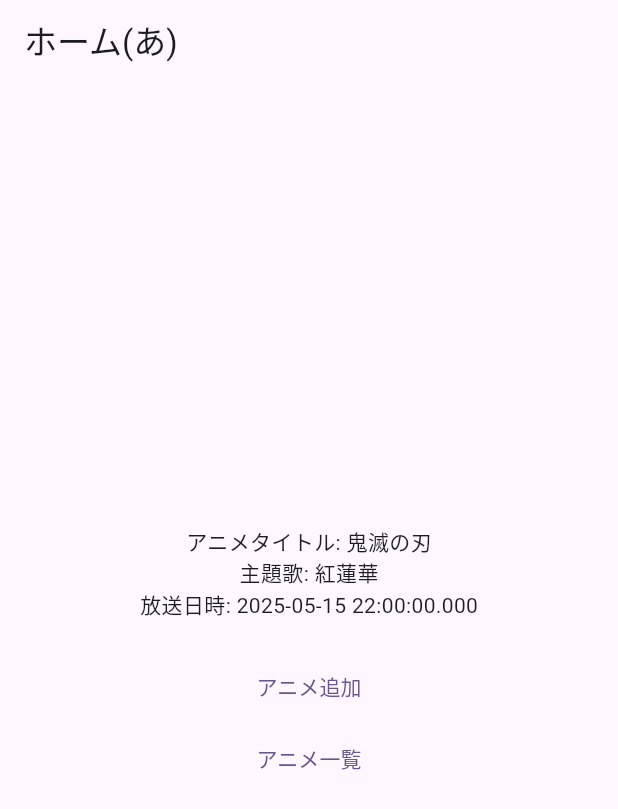
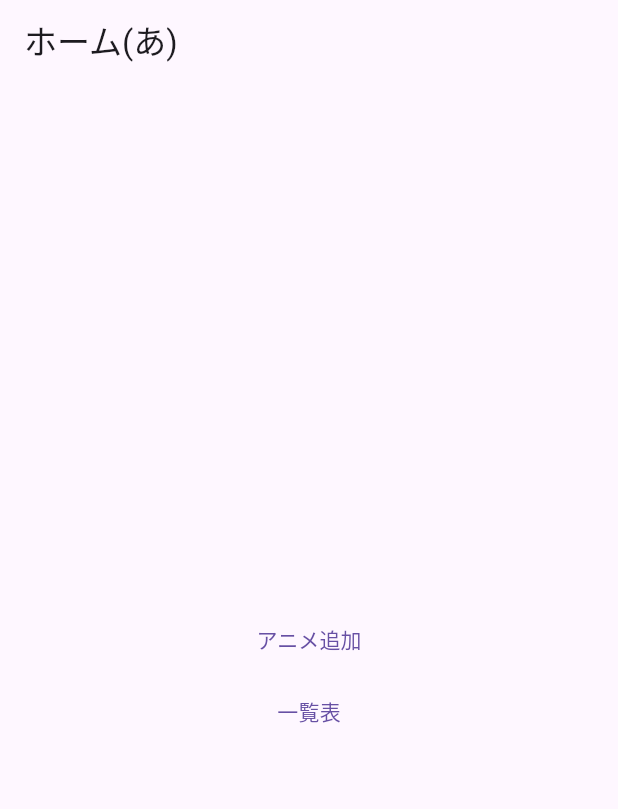
Before and after one commit to manato3874/flutter_application_1, a Flutter app: the screen it shows after launch, on a phone screen of 412 x 824 dp. Shown: the top 809 px of the screen. Run offline on Flutter 3.47's test engine with Material 3 defaults, Android fonts, the phone set to English and light mode, and no system bars; our stand-ins replace sqflite, sqflite_common_ffi; accounts and stored records are empty.

Commit message:
データ編集の修正

```diff
--- /dev/null
+++ b/anime_data.json
@@ -0,0 +1 @@
+[{"title":"","musicTitle":"","youtubeUrl":"","imageUrl":"https://m.media-amazon.com/images/I/91lSNGyeonL._AC_SL1500_.jpg","airDate":"2025-06-02T11:35:49.971"}]
--- a/lib/main.dart
+++ b/lib/main.dart
@@ -1,25 +1,61 @@
 import 'package:flutter/material.dart';
-import 'package:hive_flutter/hive_flutter.dart';
+import 'package:sqflite_common_ffi/sqflite_ffi.dart';
 //import 'package:flutter_application_1/HomePage.dart';
 import 'package:flutter_application_1/project/Main.dart';
-import 'package:flutter_application_1/project/anime.dart';
 //import 'package:flutter_application_1/submission/Main.dart';
 
 void main() async {
   WidgetsFlutterBinding.ensureInitialized();
-  await Hive.initFlutter();
-
-  Hive.registerAdapter(AnimeAdapter());
-  await Hive.openBox<Anime>('animeBox');
-
+  sqfliteFfiInit();
+  databaseFactory = databaseFactoryFfi;
   runApp(const MyApp());
 }
 
-void saveAnime(Anime anime) async {
-  final box = Hive.box<Anime>('animeBox');
-  await box.add(anime);
-  print('保存された件数: ${box.length}'); // 件数を表示
+/*
+void showEditDialog(BuildContext context, Anime anime, int index) {
+  final titleController = TextEditingController(text: anime.title);
+  final musicController = TextEditingController(text: anime.musicTitle);
+  final urlController = TextEditingController(text: anime.youtubeUrl);
+  final imageController = TextEditingController(text: anime.imageUrl);
+
+  showDialog(
+    context: context,
+    builder: (context) {
+      return AlertDialog(
+        title: Text('アニメ情報を編集'),
+        content: SingleChildScrollView(
+          child: Column(
+            children: [
+              TextField(controller: titleController, decoration: InputDecoration(labelText: 'タイトル')),
+              TextField(controller: musicController, decoration: InputDecoration(labelText: '主題歌')),
+              TextField(controller: urlController, decoration: InputDecoration(labelText: 'YouTube URL')),
+              TextField(controller: imageController, decoration: InputDecoration(labelText: '画像 URL')),
+            ],
+          ),
+        ),
+        actions: [
+          TextButton(
+            child: Text('キャンセル'),
+            onPressed: () => Navigator.of(context).pop(),
+          ),
+          ElevatedButton(
+            child: Text('保存'),
+            onPressed: () async {
+              final anime = Anime(
+                title: titleController.text, // 元の日時を維持
+                musicTitle: musicController.text,
+                youtubeUrl: urlController.text,
+                imageUrl: imageController.text,
+              );
+              Navigator.of(context).pop(); // ダイアログを閉じる
+            },
+          ),
+        ],
+      );
+    },
+  );
 }
+*/
 
 class MyApp extends StatelessWidget {
   const MyApp({super.key});
--- a/lib/project/Main.dart
+++ b/lib/project/Main.dart
@@ -3,13 +3,30 @@ import 'package:flutter_application_1/project/anime.dart';
 import 'package:flutter_application_1/project/anime_list_page.dart';
 import 'package:flutter_application_1/project/anime_detail.dart';
 
+void main() {
+  runApp(Main());
+}
 
 class Main extends StatelessWidget {
-  final Anime sampleAnime = Anime(
+  @override
+  Widget build(BuildContext context) {
+    return MaterialApp(
+      title: 'アニメ管理アプリ',
+      theme: ThemeData(
+        primarySwatch: Colors.blue,
+      ),
+      home: MainScreen(),
+    );
+  }
+}
+
+class MainScreen extends StatelessWidget {
+  final anime = Anime(
     title: '鬼滅の刃',
-    airDate: DateTime(2025, 5, 15, 22, 0),
+    airDate: DateTime.now(),
     musicTitle: '紅蓮華',
     youtubeUrl: 'https://youtube.com/',
+    imageUrl: '',
   );
 
   @override
@@ -22,9 +39,6 @@ class Main extends StatelessWidget {
         child: Column(
           mainAxisAlignment: MainAxisAlignment.center,
           children: [
-            Text("アニメタイトル: ${sampleAnime.title}"),
-            Text("主題歌: ${sampleAnime.musicTitle}"),
-            Text("放送日時: ${sampleAnime.airDate.toLocal()}"),
             SizedBox(height: 20),
             TextButton(
               child: Text("アニメ追加"),
@@ -38,15 +52,14 @@ class Main extends StatelessWidget {
               },
             ),
             TextButton(
+              child: Text("一覧表"),
               onPressed: () {
                 Navigator.push(
                   context,
-                  MaterialPageRoute(
-                    builder: (context) => AnimeListPage1(),
-                  )
-                );
+                  MaterialPageRoute(builder: (context) => AnimeListPage1()),
+                ).then((_) => loadAnimeList());
               },
-              child: Text("アニメ一覧")),
+            ),
           ],
         ),
       ),
--- a/lib/project/anime.dart
+++ b/lib/project/anime.dart
@@ -1,25 +1,39 @@
-import 'package:hive/hive.dart';
-
-part 'anime.g.dart';
-
-@HiveType(typeId: 0)
-class Anime extends HiveObject {
-  @HiveField(0)
-  String title;
-
-  @HiveField(1)
-  DateTime airDate;
-
-  @HiveField(2)
-  String musicTitle;
-
-  @HiveField(3)
-  String youtubeUrl;
+class Anime {
+  final int? id;
+  final String title;
+  final DateTime airDate;
+  final String musicTitle;
+  final String youtubeUrl;
+  final String imageUrl;
 
   Anime({
+    this.id,
     required this.title,
     required this.airDate,
     required this.musicTitle,
     required this.youtubeUrl,
+    required this.imageUrl,
   });
+
+  Map<String, dynamic> toJson() {
+    return {
+      'id': id,
+      'title': title,
+      'airDate': airDate.toIso8601String(),
+      'musicTitle': musicTitle,
+      'youtubeUrl': youtubeUrl,
+      'imageUrl': imageUrl,
+    };
+  }
+
+  factory Anime.fromJson(Map<String, dynamic> json) {
+    return Anime(
+      id: json['id'],
+      title: json['title'],
+      airDate: DateTime.parse(json['airDate']),
+      musicTitle: json['musicTitle'],
+      youtubeUrl: json['youtubeUrl'],
+      imageUrl: json['imageUrl'],
+    );
+  }
 }
```
Also changed, not shown: lib/project/anime_datebase.dart (added, +88 -0 lines), lib/project/anime_detail.dart (+52 -21 lines), lib/project/anime_export.dart (added, +34 -0 lines), lib/project/anime_list_page.dart (+39 -48 lines), lib/project/edit.dart (added, +114 -0 lines), pubspec.yaml (+5 -3 lines), lib/project/anime.g.dart (deleted), pubspec.lock, 5 other files.
